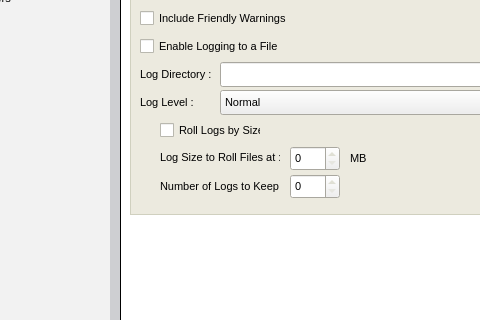
This is xsupplicant-ui/Skins/Default/ConfigWindow.ui in Zero3K/xsupplicant as Qt 5 draws it before an edit; both pictures show x 90 to 570 and y 121 to 441 of the 760 by 545 pixel window. The edited form follows.
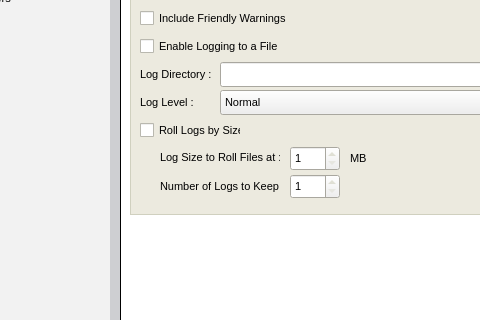
This is the edited form. The open tabs and pages were chosen to show the change. Icons and pictures are not drawn.

Commit message: Adjust max/min values for spin boxes on logging page

```diff
--- a/xsupplicant-ui/Skins/Default/ConfigWindow.ui
+++ b/xsupplicant-ui/Skins/Default/ConfigWindow.ui
@@ -12443,6 +12443,9 @@
           <height>25</height>
          </rect>
         </property>
+        <property name="minimum" >
+         <number>1</number>
+        </property>
        </widget>
        <widget class="QLabel" name="labelLoggingLogSizeToRoll" >
         <property name="geometry" >
@@ -12497,7 +12500,7 @@
        <widget class="QCheckBox" name="dataCheckboxRollLogs" >
         <property name="geometry" >
          <rect>
-          <x>30</x>
+          <x>10</x>
           <y>122</y>
           <width>101</width>
           <height>18</height>
@@ -12553,6 +12556,9 @@
           <height>25</height>
          </rect>
         </property>
+        <property name="minimum" >
+         <number>1</number>
+        </property>
        </widget>
       </widget>
      </widget>
```
